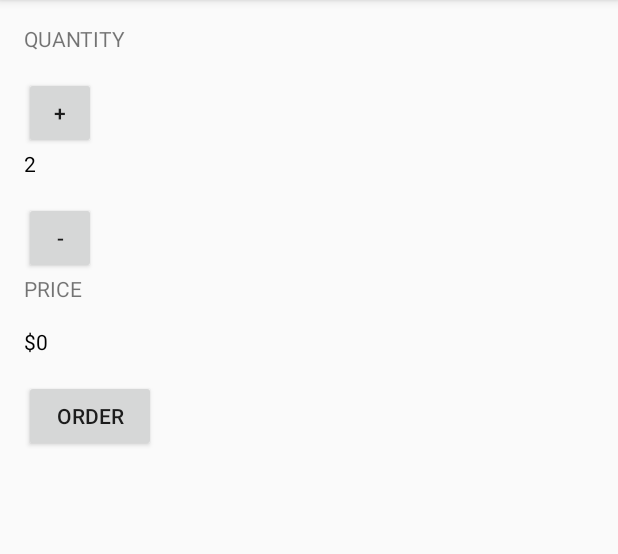
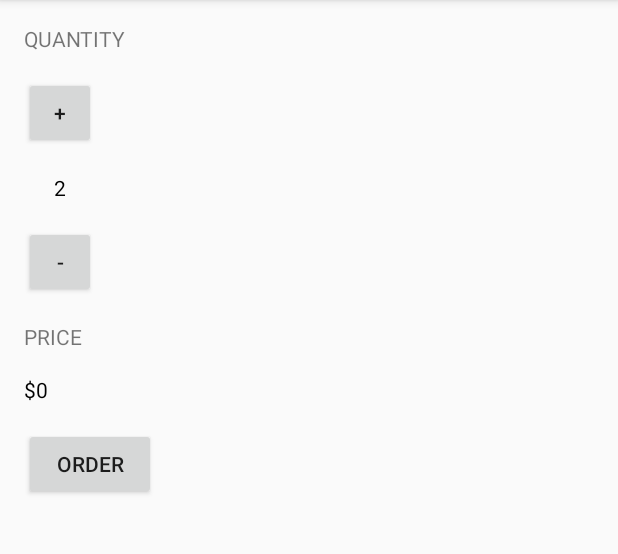
Before and after one commit to Gopikrishna19/learning-android, an Android app: the screen it shows after launch (MainActivity), on a phone screen of 412 x 824 dp, the part 84-638 px from its top. Run offline under Robolectric (Android 15) with nearby library versions, the phone set to English and light mode, and no system bars.

Commit message:
align elements

```diff
--- a/app/src/main/res/layout/activity_main.xml
+++ b/app/src/main/res/layout/activity_main.xml
@@ -20,11 +20,13 @@
         android:layout_width="48dp"
         android:layout_height="48dp"
         android:onClick="incrementQuantity"
+        android:layout_marginBottom="@dimen/activity_gutter"
         android:text="@string/plus"/>
 
     <TextView
         android:id="@+id/txtQuantity"
-        android:layout_width="wrap_content"
+        android:layout_width="48dp"
+        android:textAlignment="center"
         android:layout_height="wrap_content"
         android:layout_marginBottom="@dimen/activity_gutter"
         android:text="2"
@@ -34,6 +36,7 @@
         android:layout_width="48dp"
         android:layout_height="48dp"
         android:onClick="decrementQuantity"
+        android:layout_marginBottom="@dimen/activity_gutter"
         android:text="@string/minus"/>
 
     <TextView
```
